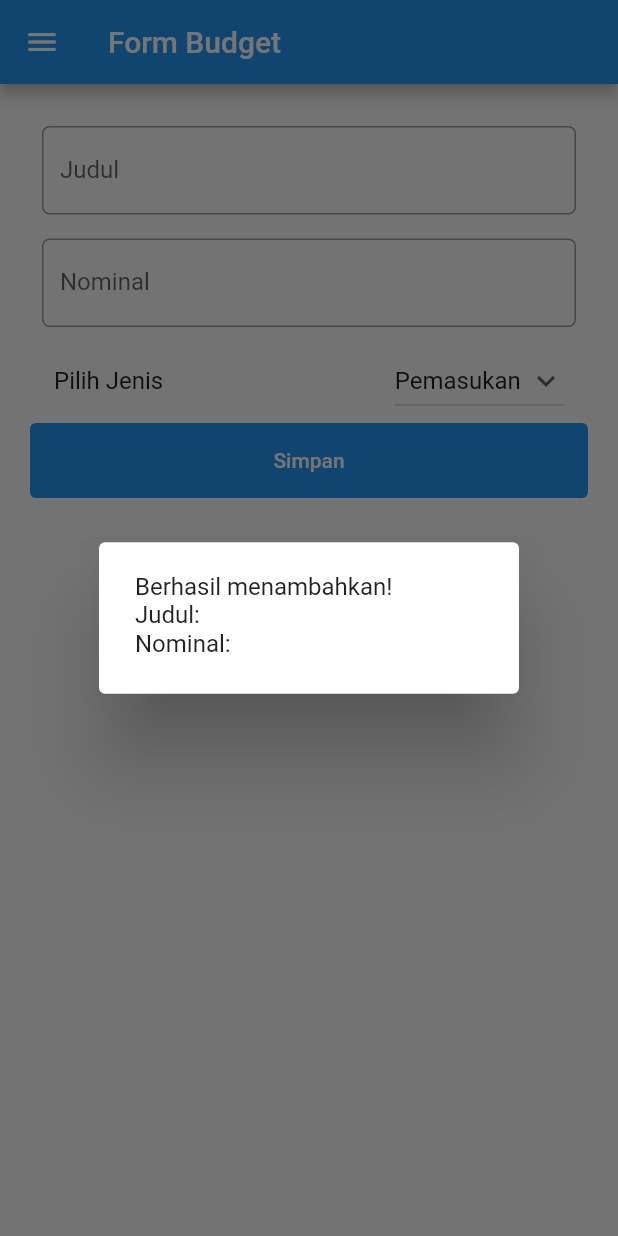
After one commit to navisraditya/PBP_Tugas_Flutter, a Flutter app: the TambahBudget screen opened directly, after a tap on "Simpan", on a phone screen of 412 x 824 dp. The commit adds this screen. Run offline on Flutter 3.47's test engine with Material 2 defaults, Android fonts, the phone set to English and light mode, and no system bars.

Commit message:
Tugas 8 Done, Unpolished

```diff
--- /dev/null
+++ b/lib/TambahBudget.dart
@@ -0,0 +1,186 @@
+import 'package:flutter/material.dart';
+import 'package:counter_7/main.dart';
+import 'package:counter_7/DataBudget.dart';
+import 'package:flutter/services.dart';
+
+class Budget {
+  String judul;
+  String nominal;
+  String jenis;
+
+  Budget(this.judul, this.nominal, this.jenis);
+}
+
+class Tampil {
+  static List<Budget> dataMap = <Budget>[];
+}
+
+class TambahBudget extends StatefulWidget {
+  const TambahBudget({super.key});
+
+  @override
+  State<TambahBudget> createState() => _MyFormPageState();
+}
+
+class _MyFormPageState extends State<TambahBudget> {
+  final _formKey = GlobalKey<FormState>();
+  final judulController = TextEditingController();
+  final nominalController = TextEditingController();
+  String jenis = "Pemasukan";
+  List<String> listJenis = ["Pemasukan", "Pengeluaran"];
+
+  void pushData(List<List> listData) {
+    Navigator.push(
+      context,
+      MaterialPageRoute(
+        builder: ((context) => const DataBudget()),
+      ),
+    );
+  }
+
+  @override
+  Widget build(BuildContext context) {
+    return Scaffold(
+      appBar: AppBar(
+        title: const Text('Form Budget'),
+      ),
+      // Menambahkan drawer menu
+      drawer: Drawer(
+        child: Column(
+          children: [
+            // Menambahkan clickable menu
+            ListTile(
+              title: const Text('counter_7'),
+              onTap: () {
+                // Route menu ke halaman utama
+                Navigator.pushReplacement(
+                  context,
+                  MaterialPageRoute(
+                      builder: (context) =>
+                          const MyHomePage(title: 'counter_7')),
+                );
+              },
+            ),
+            ListTile(
+              title: const Text('Tambah Budget'),
+              onTap: () {
+                // Route menu ke halaman form
+                Navigator.pushReplacement(
+                  context,
+                  MaterialPageRoute(builder: (context) => const TambahBudget()),
+                );
+              },
+            ),
+            ListTile(
+              title: const Text('Data Budget'),
+              onTap: () {
+                Navigator.pushReplacement(
+                    context,
+                    MaterialPageRoute(
+                        builder: (context) => const DataBudget()));
+              },
+            ),
+          ],
+        ),
+      ),
+      body: Form(
+        key: _formKey,
+        child: SingleChildScrollView(
+          child: Container(
+            padding: const EdgeInsets.all(20.0),
+            child: Column(
+              children: [
+                Padding(
+                  // Menggunakan padding sebesar 8 pixels
+                  padding: const EdgeInsets.all(8.0),
+                  child: TextFormField(
+                    controller: judulController,
+                    decoration: InputDecoration(
+                      hintText: "Contoh: Sate Pacil",
+                      labelText: "Judul",
+                      // Menambahkan circular border agar lebih rapi
+                      border: OutlineInputBorder(
+                        borderRadius: BorderRadius.circular(5.0),
+                      ),
+                    ),
+                  ),
+                ),
+                Padding(
+                  // Menggunakan padding sebesar 8 pixels
+                  padding: const EdgeInsets.all(8.0),
+                  child: TextFormField(
+                    controller: nominalController,
+                    keyboardType: TextInputType.number,
+                    inputFormatters: <TextInputFormatter>[
+                      FilteringTextInputFormatter.digitsOnly
+                    ],
+                    decoration: InputDecoration(
+                      // ignore: prefer_const_constructors
+                      prefix: Text("Rp "),
+                      labelText: "Nominal",
+                      // Menambahkan circular border agar lebih rapi
+                      border: OutlineInputBorder(
+                        borderRadius: BorderRadius.circular(5.0),
+                      ),
+                    ),
+                  ),
+                ),
+                ListTile(
+                  title: const Text('Pilih Jenis'),
+                  trailing: DropdownButton(
+                    value: jenis,
+                    icon: const Icon(Icons.keyboard_arrow_down),
+                    items: listJenis.map((String items) {
+                      return DropdownMenuItem(
+                        value: items,
+                        child: Text(items),
+                      );
+                    }).toList(),
+                    onChanged: (String? newValue) {
+                      setState(() {
+                        jenis = newValue!;
+                      });
+                    },
+                  ),
+                ),
+                TextButton(
+                  style: TextButton.styleFrom(
+                    fixedSize: const Size(400, 50),
+                    backgroundColor: Colors.blue,
+                    foregroundColor: Colors.white,
+                  ),
+                  onPressed: () {
+                    Tampil.dataMap.add(
+                      Budget(
+                          judulController.text, nominalController.text, jenis),
+                    );
+                    showDialog(
+                      context: context,
+                      builder: (context) {
+                        return AlertDialog(
+                          content: Column(
+                            crossAxisAlignment: CrossAxisAlignment.stretch,
+                            mainAxisSize: MainAxisSize.min,
+                            children: [
+                              const Text("Berhasil menambahkan!"),
+                              Text("Judul: ${judulController.text}"),
+                              Text("Nominal: ${nominalController.text}")
+                            ],
+                          ),
+                        );
+                      },
+                    );
+                  },
+                  child: const Text(
+                    "Simpan",
+                    style: TextStyle(color: Colors.white),
+                  ),
+                ),
+              ],
+            ),
+          ),
+        ),
+      ),
+    );
+  }
+}
```
Also changed, not shown: lib/DataBudget.dart (added, +88 -0 lines), lib/main.dart (+37 -1 lines), flutter_01.png (added), flutter_02.png (added), flutter_03.png (added).
